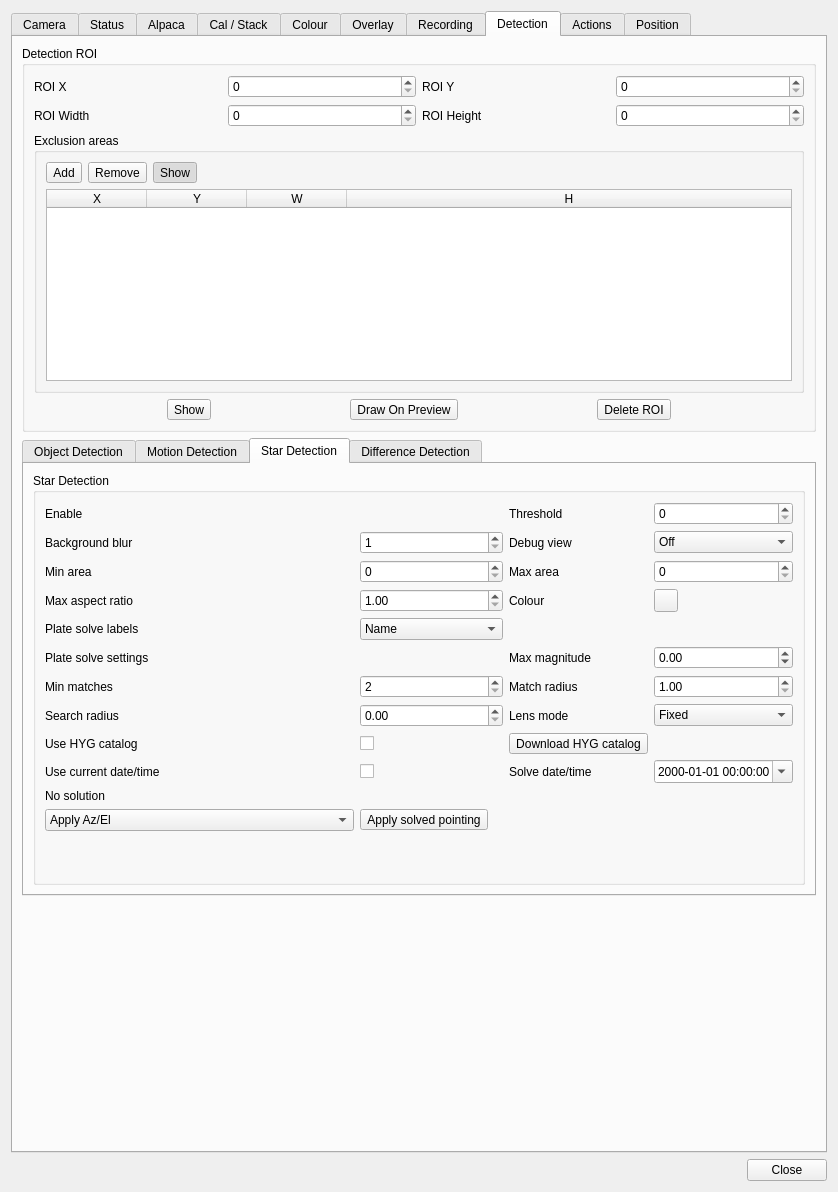
The window that plugins/feature/camera/camerasettingsdialog.ui (srcejon/sdrangel) describes before a commit, drawn with Qt 5.
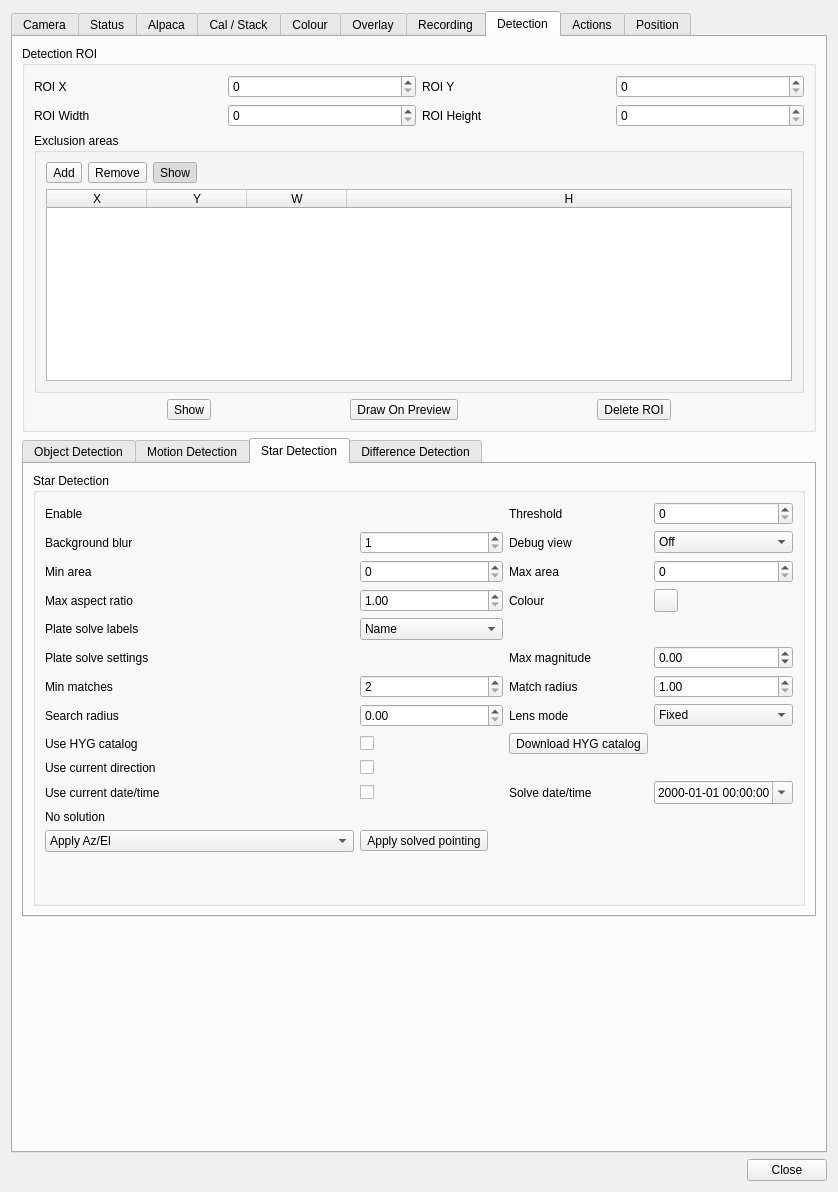
The same window after the commit. The open tabs and pages were chosen to show the change. Icons and pictures are not drawn. Custom widgets are drawn as their Qt base class.

Commit message: Add camera plate solve direction mode

```diff
--- a/plugins/feature/camera/camerasettingsdialog.ui
+++ b/plugins/feature/camera/camerasettingsdialog.ui
@@ -5043,6 +5043,23 @@
                 </property>
                </widget>
               </item>
+              <item row="9" column="0">
+               <widget class="QLabel" name="plateSolveUseCurrentDirectionLabel">
+                <property name="text">
+                 <string>Use current direction</string>
+                </property>
+               </widget>
+              </item>
+              <item row="9" column="1">
+               <widget class="QCheckBox" name="plateSolveUseCurrentDirectionCheck">
+                <property name="toolTip">
+                 <string>Start plate solving from the current camera azimuth, elevation, roll, and field of view settings</string>
+                </property>
+                <property name="text">
+                 <string/>
+                </property>
+               </widget>
+              </item>
               <item row="0" column="0">
                <widget class="QLabel" name="starDetectLabel">
                 <property name="text">
```
The commit also changes 5 other files.
